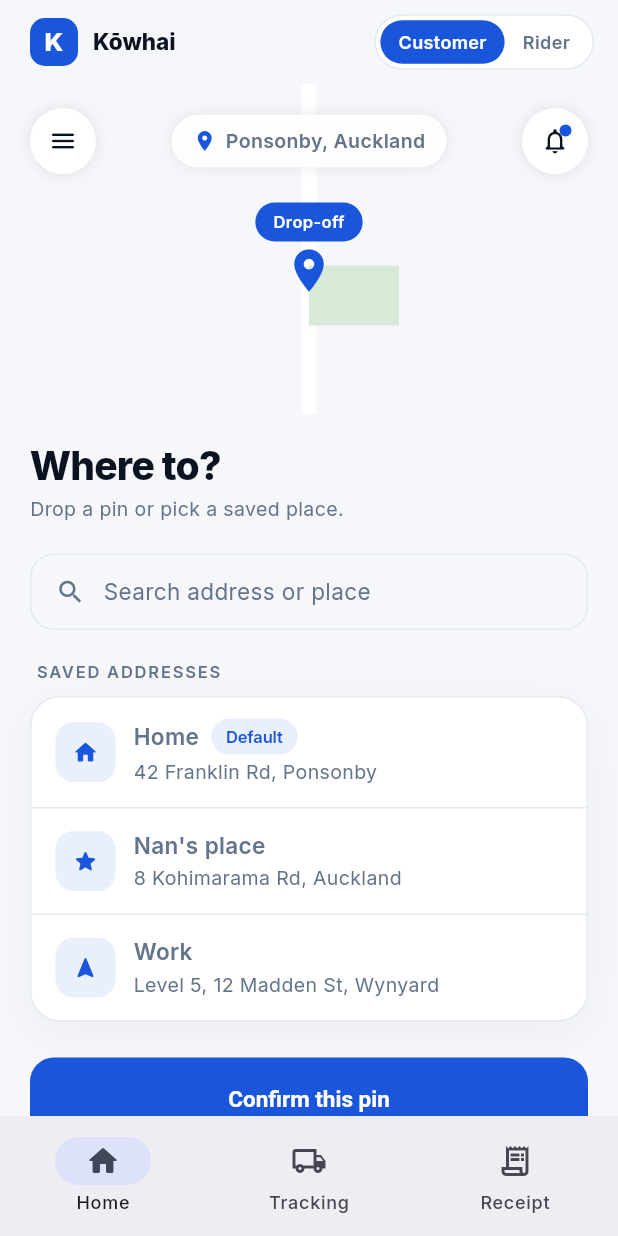
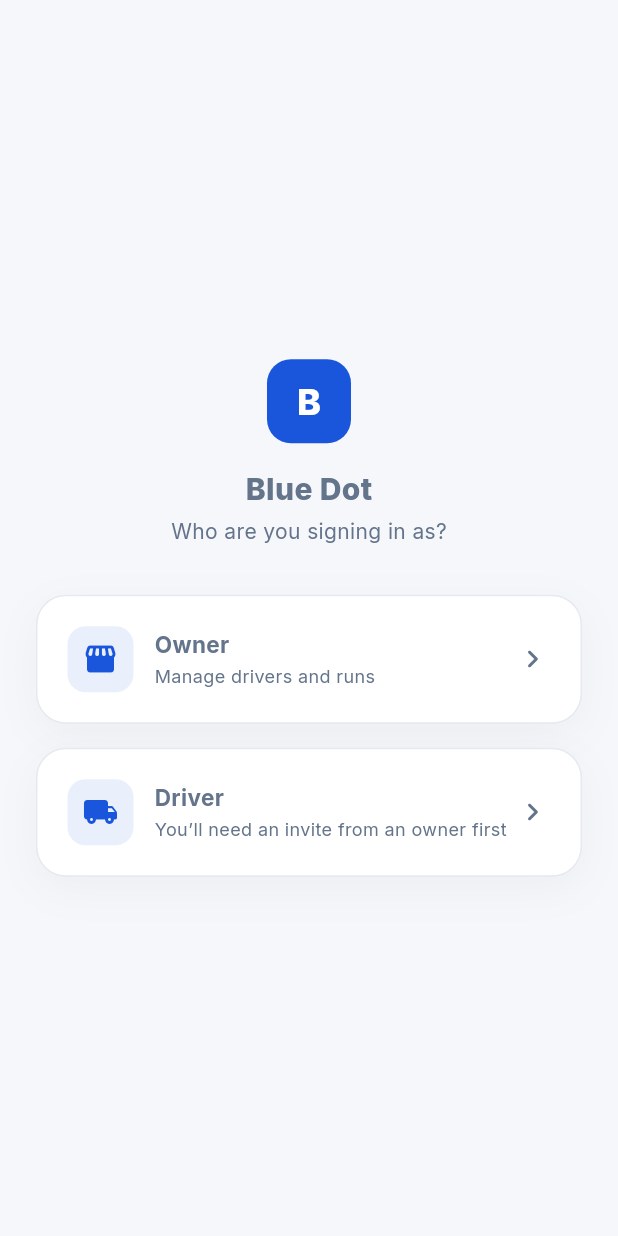
Before and after one commit to dolphinmicrosystems/dmm_delivery, a Flutter app: the screen it shows after launch, on a phone screen of 412 x 824 dp. Run offline on Flutter 3.47's test engine with Material 3 defaults, Android fonts, the phone set to English and light mode, and no system bars; our stand-ins replace cloud_firestore, firebase_auth, firebase_core, google_sign_in; accounts and stored records are empty.

Commit message:
Add Google sign-in with owner/driver role gating
Owners self-serve on first Google sign-in; drivers need a prior
invitation from an owner (role granted server-side by the backend's
beforeSignIn blocking function). Adds the role-select/sign-in flow,
an AuthGate routing signed-in users into the existing app, and an
Owner Settings screen for inviting drivers and viewing accepted ones.

Co-Authored-By: Claude Sonnet 5 <noreply@anthropic.com>

```diff
--- a/lib/main.dart
+++ b/lib/main.dart
@@ -1,9 +1,14 @@
+import 'package:firebase_core/firebase_core.dart';
 import 'package:flutter/material.dart';
 
-import 'screens/root_shell.dart';
+import 'firebase_options.dart';
+import 'screens/auth/auth_gate.dart';
+import 'state/auth_state.dart';
 import 'theme/app_theme.dart';
 
-void main() {
+void main() async {
+  WidgetsFlutterBinding.ensureInitialized();
+  await Firebase.initializeApp(options: DefaultFirebaseOptions.currentPlatform);
   runApp(const MyApp());
 }
 
@@ -13,10 +18,10 @@ class MyApp extends StatelessWidget {
   @override
   Widget build(BuildContext context) {
     return MaterialApp(
-      title: 'Kōwhai',
+      title: 'Blue Dot',
       debugShowCheckedModeBanner: false,
       theme: AppTheme.light,
-      home: const RootShell(),
+      home: AuthGate(authState: AuthState()),
     );
   }
 }
--- /dev/null
+++ b/lib/screens/auth/auth_gate.dart
@@ -0,0 +1,54 @@
+import 'package:flutter/material.dart';
+
+import '../../state/auth_state.dart';
+import '../root_shell.dart';
+import 'role_select_screen.dart';
+
+/// Top-level widget deciding what the user sees based on AuthState: signed
+/// out -> role picker -> sign-in, signed in -> the app (RootShell). A
+/// `needsRole` state is a defensive fallback (the beforeSignIn blocking
+/// function should always grant owner or reject with an error - see
+/// dmm-delivery-app's application/handle_sign_in.py) rather than an
+/// expected steady state.
+class AuthGate extends StatelessWidget {
+  const AuthGate({super.key, required this.authState});
+
+  final AuthState authState;
+
+  @override
+  Widget build(BuildContext context) {
+    return ListenableBuilder(
+      listenable: authState,
+      builder: (context, _) {
+        switch (authState.status) {
+          case AuthStatus.loading:
+            return const Scaffold(body: Center(child: CircularProgressIndicator()));
+          case AuthStatus.signedOut:
+          case AuthStatus.error:
+            return RoleSelectScreen(authState: authState);
+          case AuthStatus.needsRole:
+            return Scaffold(
+              body: Center(
+                child: Padding(
+                  padding: const EdgeInsets.all(24),
+                  child: Column(
+                    mainAxisSize: MainAxisSize.min,
+                    children: [
+                      const Text(
+                        'Your account isn\'t set up yet. Ask your owner to invite you, then sign in again.',
+                        textAlign: TextAlign.center,
+                      ),
+                      const SizedBox(height: 16),
+                      TextButton(onPressed: authState.signOut, child: const Text('Sign out')),
+                    ],
+                  ),
+                ),
+              ),
+            );
+          case AuthStatus.signedIn:
+            return RootShell(authState: authState);
+        }
+      },
+    );
+  }
+}
--- /dev/null
+++ b/lib/screens/auth/role_select_screen.dart
@@ -0,0 +1,111 @@
+import 'package:flutter/material.dart';
+
+import '../../state/auth_state.dart';
+import '../../theme/app_colors.dart';
+import '../../widgets/surface_card.dart';
+import 'sign_in_screen.dart';
+
+/// First screen shown to a signed-out user. Purely a copy/navigation
+/// router - the actual role is decided server-side by the `role` custom
+/// claim (see AuthState), not by which card is tapped here.
+class RoleSelectScreen extends StatelessWidget {
+  const RoleSelectScreen({super.key, required this.authState});
+
+  final AuthState authState;
+
+  @override
+  Widget build(BuildContext context) {
+    return Scaffold(
+      backgroundColor: AppColors.surfaceMuted,
+      body: SafeArea(
+        child: Padding(
+          padding: const EdgeInsets.all(24),
+          child: Column(
+            mainAxisAlignment: MainAxisAlignment.center,
+            children: [
+              Container(
+                width: 56,
+                height: 56,
+                decoration: BoxDecoration(color: AppColors.brand, borderRadius: BorderRadius.circular(16)),
+                alignment: Alignment.center,
+                child: const Text('B', style: TextStyle(color: Colors.white, fontSize: 24, fontWeight: FontWeight.w800)),
+              ),
+              const SizedBox(height: 16),
+              const Text('Blue Dot', style: TextStyle(fontSize: 20, fontWeight: FontWeight.w800)),
+              const SizedBox(height: 4),
+              const Text(
+                'Who are you signing in as?',
+                style: TextStyle(fontSize: 14, color: AppColors.inkMuted),
+              ),
+              const SizedBox(height: 32),
+              _RoleCard(
+                icon: Icons.storefront_rounded,
+                title: 'Owner',
+                subtitle: 'Manage drivers and runs',
+                onTap: () => _continue(context, isOwnerPath: true),
+              ),
+              const SizedBox(height: 16),
+              _RoleCard(
+                icon: Icons.local_shipping_rounded,
+                title: 'Driver',
+                subtitle: 'You’ll need an invite from an owner first',
+                onTap: () => _continue(context, isOwnerPath: false),
+              ),
+            ],
+          ),
+        ),
+      ),
+    );
+  }
+
+  void _continue(BuildContext context, {required bool isOwnerPath}) {
+    Navigator.of(context).push(
+      MaterialPageRoute(
+        builder: (_) => SignInScreen(authState: authState, isOwnerPath: isOwnerPath),
+      ),
+    );
+  }
+}
+
+class _RoleCard extends StatelessWidget {
+  const _RoleCard({required this.icon, required this.title, required this.subtitle, required this.onTap});
+
+  final IconData icon;
+  final String title;
+  final String subtitle;
+  final VoidCallback onTap;
+
+  @override
+  Widget build(BuildContext context) {
+    return InkWell(
+      onTap: onTap,
+      borderRadius: BorderRadius.circular(20),
+      child: SurfaceCard(
+        padding: const EdgeInsets.all(20),
+        child: Row(
+          children: [
+            Container(
+              width: 44,
+              height: 44,
+              decoration: BoxDecoration(color: AppColors.brandSoft, borderRadius: BorderRadius.circular(12)),
+              alignment: Alignment.center,
+              child: Icon(icon, color: AppColors.brand),
+            ),
+            const SizedBox(width: 14),
+            Expanded(
+              child: Column(
+                crossAxisAlignment: CrossAxisAlignment.start,
+                children: [
+                  Text(title, style: const TextStyle(fontSize: 15, fontWeight: FontWeight.w700)),
+                  const SizedBox(height: 2),
+                  Text(subtitle, style: const TextStyle(fontSize: 12, color: AppColors.inkMuted)),
+                ],
+              ),
+            ),
+            const Icon(Icons.chevron_right_rounded, color: AppColors.inkMuted),
+          ],
+        ),
+      ),
+    );
+  }
+}
--- a/lib/screens/root_shell.dart
+++ b/lib/screens/root_shell.dart
@@ -1,16 +1,28 @@
 import 'package:flutter/material.dart';
 
 import '../state/app_state.dart';
+import '../state/auth_state.dart';
 import '../theme/app_colors.dart';
 import 'customer/customer_home_screen.dart';
 import 'customer/customer_receipt_screen.dart';
 import 'customer/customer_tracking_screen.dart';
+import 'owner/owner_settings_screen.dart';
 import 'rider/rider_active_screen.dart';
 import 'rider/rider_earnings_screen.dart';
 import 'rider/rider_orders_screen.dart';
 
+/// Hosts the existing prototype screens behind real auth. A signed-in
+/// driver (AuthRole.driver) is locked to the Rider mock tabs with no
+/// Customer/Rider toggle - the Customer-facing mock concept doesn't apply
+/// to them. A signed-in owner keeps the original toggle (useful for
+/// previewing both) plus a Settings entry for driver invitations, which
+/// isn't part of the persistent IndexedStack tabs below - it's pushed on
+/// top when tapped, matching "settings at the bottom" as a bottom-bar
+/// action rather than a fourth mock data tab.
 class RootShell extends StatefulWidget {
-  const RootShell({super.key});
+  const RootShell({super.key, required this.authState});
+
+  final AuthState authState;
 
   @override
   State<RootShell> createState() => _RootShellState();
@@ -19,12 +31,22 @@ class RootShell extends StatefulWidget {
 class _RootShellState extends State<RootShell> {
   final AppState appState = AppState();
 
+  bool get _isDriver => widget.authState.role == AuthRole.driver;
+
+  @override
+  void initState() {
+    super.initState();
+    if (_isDriver) {
+      appState.switchRole(AppRole.rider);
+    }
+  }
+
   @override
   Widget build(BuildContext context) {
     return ListenableBuilder(
       listenable: appState,
       builder: (context, _) {
-        final isCustomer = appState.role == AppRole.customer;
+        final isCustomer = !_isDriver && appState.role == AppRole.customer;
         final tabIndex = isCustomer ? appState.customerTabIndex : appState.riderTabIndex;
         final screens = isCustomer
             ? [
@@ -54,13 +76,14 @@ class _RootShellState extends State<RootShell> {
                   height: 32,
                   decoration: BoxDecoration(color: AppColors.brand, borderRadius: BorderRadius.circular(10)),
                   alignment: Alignment.center,
-                  child: const Text('K', style: TextStyle(color: Colors.white, fontWeight: FontWeight.w800)),
+                  child: const Text('B', style: TextStyle(color: Colors.white, fontWeight: FontWeight.w800)),
                 ),
                 const SizedBox(width: 10),
-                const Text('Kōwhai', style: TextStyle(fontSize: 15, fontWeight: FontWeight.w800)),
+                const Text('Blue Dot', style: TextStyle(fontSize: 15, fontWeight: FontWeight.w800)),
               ],
             ),
             actions: [
+              if (!_isDriver)
                 Padding(
                   padding: const EdgeInsets.only(right: 16),
                   child: _RoleSwitch(
@@ -77,6 +100,12 @@ class _RootShellState extends State<RootShell> {
           bottomNavigationBar: NavigationBar(
             selectedIndex: tabIndex,
             onDestinationSelected: (index) {
+              if (!_isDriver && index == labels.length) {
+                Navigator.of(context).push(
+                  MaterialPageRoute(builder: (_) => OwnerSettingsScreen(authState: widget.authState)),
+                );
+                return;
+              }
               if (isCustomer) {
                 appState.setCustomerTab(index);
               } else {
@@ -86,6 +115,8 @@ class _RootShellState extends State<RootShell> {
             destinations: [
               for (var i = 0; i < labels.length; i++)
                 NavigationDestination(icon: Icon(icons[i]), label: labels[i]),
+              if (!_isDriver)
+                const NavigationDestination(icon: Icon(Icons.settings_outlined), label: 'Settings'),
             ],
           ),
         );
--- /dev/null
+++ b/lib/state/auth_state.dart
@@ -0,0 +1,122 @@
+import 'package:cloud_firestore/cloud_firestore.dart';
+import 'package:firebase_auth/firebase_auth.dart';
+import 'package:flutter/foundation.dart';
+import 'package:google_sign_in/google_sign_in.dart';
+
+/// Who the signed-in Firebase user is, per the `role` custom claim the
+/// backend's beforeSignIn blocking function sets (see dmm-delivery-app's
+/// application/handle_sign_in.py). `rider` is the backend's/Firestore rules'
+/// term for what this app calls a driver.
+enum AuthRole { owner, driver }
+
+enum AuthStatus { loading, signedOut, needsRole, signedIn, error }
+
+/// The OAuth web client ID backing Firebase's Google sign-in provider - the
+/// same value as infrastructure/terraform/terraform.tfvars'
+/// google_signin_client_id in dmm-delivery-app. Not a secret (it's a public
+/// identifier apps embed directly), but Android's GoogleSignIn needs it
+/// explicitly as `serverClientId` to request an ID token Firebase can verify
+/// - without it, GoogleSignIn.instance.initialize() throws on Android.
+const _googleSignInServerClientId =
+    '146112277848-k549kfqtmg1vsbvd0st2qmpsjtlmq06k.apps.googleusercontent.com';
+
+/// Wraps Firebase Auth + Google Sign-In. A single instance lives for the
+/// app's lifetime (created in main.dart), separate from AppState - that
+/// class owns the existing mock prototype data/navigation, this one owns
+/// real identity.
+class AuthState extends ChangeNotifier {
+  AuthState() {
+    FirebaseAuth.instance.idTokenChanges().listen(_onIdTokenChanged);
+  }
+
+  final GoogleSignIn _googleSignIn = GoogleSignIn.instance;
+  bool _googleSignInReady = false;
+
+  AuthStatus status = AuthStatus.loading;
+  User? user;
+  AuthRole? role;
+  String? errorMessage;
+
+  Future<void> _onIdTokenChanged(User? user) async {
+    this.user = user;
+    if (user == null) {
+      status = AuthStatus.signedOut;
+      role = null;
+      notifyListeners();
+      return;
+    }
+
+    final tokenResult = await user.getIdTokenResult();
+    final claim = tokenResult.claims?['role'] as String?;
+    role = switch (claim) {
+      'owner' => AuthRole.owner,
+      'rider' => AuthRole.driver,
+      _ => null,
+    };
+    status = role == null ? AuthStatus.needsRole : AuthStatus.signedIn;
+    notifyListeners();
+  }
+
+  Future<void> signInWithGoogle() async {
+    errorMessage = null;
+    status = AuthStatus.loading;
+    notifyListeners();
+
+    try {
+      if (!_googleSignInReady) {
+        await _googleSignIn.initialize(serverClientId: _googleSignInServerClientId);
+        _googleSignInReady = true;
+      }
+      final googleUser = await _googleSignIn.authenticate();
+      final googleAuth = googleUser.authentication;
+      final credential = GoogleAuthProvider.credential(idToken: googleAuth.idToken);
+      final userCredential = await FirebaseAuth.instance.signInWithCredential(credential);
+      // Force a fresh token fetch rather than trusting whatever claims are
+      // already cached locally - the beforeSignIn blocking function sets the
+      // role claim server-side as part of *this* sign-in, and a stale local
+      // token snapshot here would otherwise read back as "no role yet".
+      await userCredential.user?.getIdTokenResult(true);
+      // _onIdTokenChanged fires from the listener above (forceRefresh above
+      // triggers it again with the up-to-date claims) and sets status.
+    } on FirebaseAuthException catch (e) {
+      errorMessage = e.message ?? e.code;
+      status = AuthStatus.error;
+      notifyListeners();
+    } on GoogleSignInException catch (e) {
+      if (e.code != GoogleSignInExceptionCode.canceled) {
+        errorMessage = e.description ?? e.code.name;
+        status = AuthStatus.error;
+        notifyListeners();
+      } else {
+        status = AuthStatus.signedOut;
+        notifyListeners();
+      }
+    }
+  }
+
+  Future<void> signOut() async {
+    await FirebaseAuth.instance.signOut();
+  }
+
+  /// DMM-01/02: writes the invitation Firestore write-then-trigger flow
+  /// documented in dmm-delivery-app's README ("Driver invitations") relies
+  /// on. Only reachable from the Owner Settings screen, and only succeeds
+  /// against firestore.rules if the caller currently holds role: owner.
+  Future<void> inviteDriver(String email) async {
+    final normalized = email.trim().toLowerCase();
+    await FirebaseFirestore.instance.collection('driver_invitations').doc(normalized).set({
+      'driver_email': normalized,
+      'invited_by': user!.uid,
+      'invited_at': FieldValue.serverTimestamp(),
+      'expires_at': Timestamp.fromDate(DateTime.now().add(const Duration(days: 7))),
+      'accepted_at': null,
+    });
+  }
+
+  Stream<QuerySnapshot<Map<String, dynamic>>> acceptedDrivers() {
+    return FirebaseFirestore.instance
+        .collection('driver_invitations')
+        .where('accepted_at', isNotEqualTo: null)
+        .snapshots();
+  }
+}
--- a/pubspec.yaml
+++ b/pubspec.yaml
@@ -34,6 +34,10 @@ dependencies:
   # The following adds the Cupertino Icons font to your application.
   # Use with the CupertinoIcons class for iOS style icons.
   cupertino_icons: ^1.0.8
+  firebase_core: ^4.13.0
+  firebase_auth: ^6.5.7
+  cloud_firestore: ^6.8.0
+  google_sign_in: ^7.2.0
 
 dev_dependencies:
   flutter_test:
```
Also changed, not shown: lib/screens/auth/sign_in_screen.dart (added, +71 -0 lines), lib/screens/owner/owner_settings_screen.dart (added, +149 -0 lines), firebase.json (added), lib/firebase_options.dart (added), pubspec.lock, 4 other files. Lines whose indentation alone changed are shown as unchanged.
